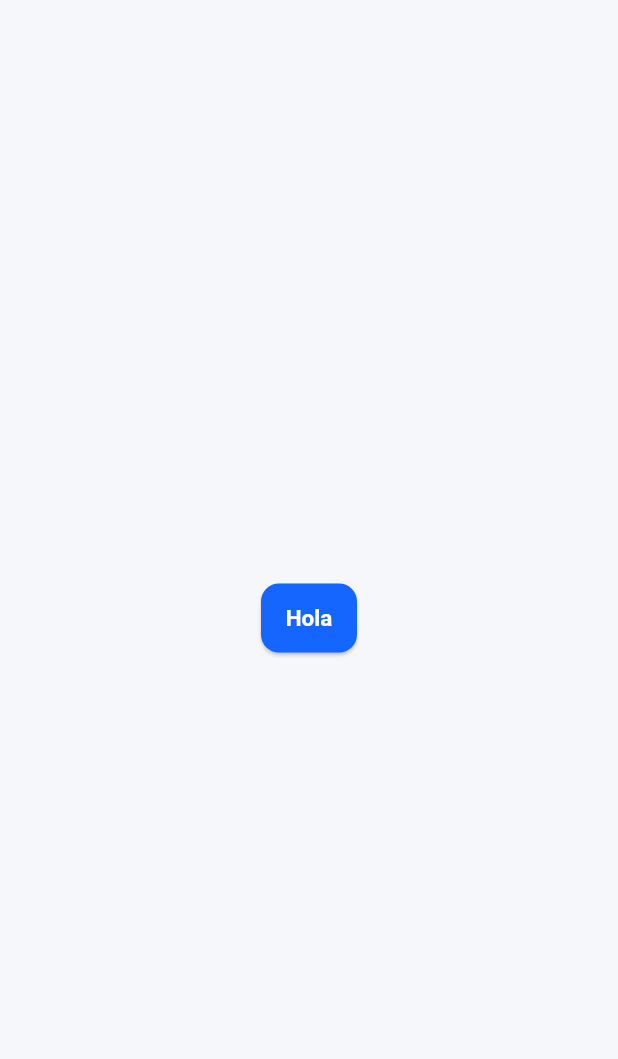
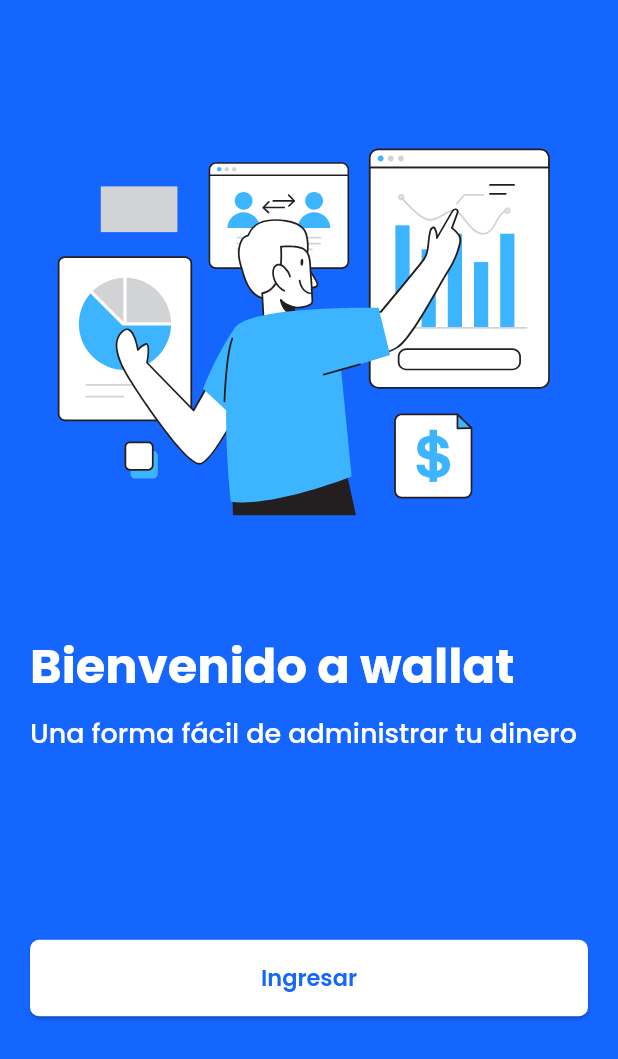
Before and after one commit to diegoRambao/expense_flutter_app, a Flutter app: the screen it shows after launch, on a phone screen of 412 x 824 dp. Shown: the top 1059 px of the screen. Run offline on Flutter 3.47's test engine with Material 3 defaults, Android fonts, the phone set to English and light mode, and no system bars; our stand-ins replace flutter_svg, google_fonts.

Commit message:
feat: Enhance Flutter app with new welcome page, updated styles, and additional dependencies. Added SVG asset for welcome screen, integrated Google Fonts, and refined app theme. Updated pubspec.lock and Podfiles for iOS and macOS support.

```diff
--- a/lib/core/theme/app_styles.dart
+++ b/lib/core/constants/app_styles.dart
@@ -4,49 +4,42 @@ import 'package:spend_flutter_app/core/constants/app_colors.dart';
 class AppTextStyles {
   // ---- Light ----
   static const TextStyle headlineLarge = TextStyle(
-    fontFamily: 'Poppins',
     fontWeight: FontWeight.bold,
     fontSize: 24,
     color: AppColors.textPrimary,
   );
 
   static const TextStyle headlineMedium = TextStyle(
-    fontFamily: 'Poppins',
     fontWeight: FontWeight.w600,
     fontSize: 18,
     color: AppColors.textPrimary,
   );
 
   static const TextStyle bodyLarge = TextStyle(
-    fontFamily: 'Poppins',
     fontWeight: FontWeight.w500,
     fontSize: 16,
     color: AppColors.textPrimary,
   );
 
   static const TextStyle bodyMedium = TextStyle(
-    fontFamily: 'Poppins',
     fontWeight: FontWeight.w400,
     fontSize: 14,
     color: AppColors.textSecondary,
   );
 
   static const TextStyle labelMedium = TextStyle(
-    fontFamily: 'Poppins',
     fontWeight: FontWeight.w500,
     fontSize: 13,
     color: AppColors.textSecondary,
   );
 
   static const TextStyle moneyPositive = TextStyle(
-    fontFamily: 'Poppins',
     fontWeight: FontWeight.w600,
     fontSize: 16,
     color: AppColors.secondary,
   );
 
   static const TextStyle moneyNegative = TextStyle(
-    fontFamily: 'Poppins',
     fontWeight: FontWeight.w600,
     fontSize: 16,
     color: AppColors.error,
@@ -54,15 +47,12 @@ class AppTextStyles {
 
   // ---- Dark ----
   static const TextStyle darkHeadlineLarge = TextStyle(
-    fontFamily: 'Poppins',
     fontWeight: FontWeight.bold,
     fontSize: 24,
     color: AppColors.darkTextPrimary,
   );
 
   static const TextStyle darkBodyMedium = TextStyle(
-    fontFamily: 'Poppins',
-    fontWeight: FontWeight.w400,
     fontSize: 14,
     color: AppColors.darkTextSecondary,
   );
--- a/lib/core/theme/app_theme.dart
+++ b/lib/core/theme/app_theme.dart
@@ -1,7 +1,8 @@
 import 'package:flutter/material.dart';
+import 'package:google_fonts/google_fonts.dart';
 import 'package:spend_flutter_app/core/constants/app_colors.dart'
     show AppColors;
-import 'package:spend_flutter_app/core/theme/app_styles.dart';
+import 'package:spend_flutter_app/core/constants/app_styles.dart';
 
 class AppTheme {
   // === Light Theme ===
@@ -60,7 +61,7 @@ class AppTheme {
           fontWeight: FontWeight.w600,
           fontSize: 15,
         ),
-        shape: RoundedRectangleBorder(borderRadius: BorderRadius.circular(12)),
+        shape: RoundedRectangleBorder(borderRadius: BorderRadius.circular(6)),
         padding: const EdgeInsets.symmetric(vertical: 14, horizontal: 16),
       ),
     ),
@@ -77,12 +78,14 @@ class AppTheme {
         padding: const EdgeInsets.symmetric(vertical: 14, horizontal: 16),
       ),
     ),
-    textTheme: const TextTheme(
-      headlineLarge: AppTextStyles.headlineLarge,
-      headlineMedium: AppTextStyles.headlineMedium,
-      bodyLarge: AppTextStyles.bodyLarge,
-      bodyMedium: AppTextStyles.bodyMedium,
-      labelMedium: AppTextStyles.labelMedium,
+    textTheme: GoogleFonts.poppinsTextTheme(
+      TextTheme(
+        headlineLarge: AppTextStyles.headlineLarge,
+        headlineMedium: AppTextStyles.headlineMedium,
+        bodyLarge: AppTextStyles.bodyLarge,
+        bodyMedium: AppTextStyles.bodyMedium,
+        labelMedium: AppTextStyles.labelMedium,
+      ),
     ),
     dividerTheme: const DividerThemeData(color: AppColors.border),
     bottomNavigationBarTheme: const BottomNavigationBarThemeData(
--- a/lib/main.dart
+++ b/lib/main.dart
@@ -1,5 +1,6 @@
 import 'package:flutter/material.dart';
 import 'package:spend_flutter_app/core/theme/app_theme.dart';
+import 'package:spend_flutter_app/presentation/pages/welcome_page.dart';
 
 void main() {
   runApp(const MainApp());
@@ -11,11 +12,7 @@ class MainApp extends StatelessWidget {
   @override
   Widget build(BuildContext context) {
     return MaterialApp(
-      home: Scaffold(
-        body: Center(
-          child: ElevatedButton(onPressed: () {}, child: const Text('Hola')),
-        ),
-      ),
+      home: WelcomePage(),
       themeMode: ThemeMode.system,
       theme: AppTheme.lightTheme,
       darkTheme: AppTheme.darkTheme,
--- /dev/null
+++ b/lib/presentation/pages/welcome_page.dart
@@ -0,0 +1,63 @@
+import 'package:flutter/material.dart';
+import 'package:flutter_svg/svg.dart';
+import 'package:spend_flutter_app/core/constants/app_colors.dart';
+
+class WelcomePage extends StatelessWidget {
+  const WelcomePage({super.key});
+
+  @override
+  Widget build(BuildContext context) {
+    final theme = Theme.of(context);
+    const String assetName = 'assets/welcome.svg';
+
+    return Scaffold(
+      backgroundColor: theme.colorScheme.primary,
+      body: SafeArea(
+        child: Padding(
+          padding: const EdgeInsets.all(20.0),
+          child: Column(
+            mainAxisAlignment: MainAxisAlignment.start,
+            crossAxisAlignment: CrossAxisAlignment.start,
+            children: [
+              Center(child: SvgPicture.asset(assetName)),
+              Text(
+                'Bienvenido a wallat',
+                style: theme.textTheme.headlineMedium?.copyWith(
+                  color: AppColors.surface,
+                  fontSize: 32,
+                  fontWeight: FontWeight.bold,
+                ),
+              ),
+              Padding(
+                padding: const EdgeInsets.only(top: 13),
+                child: Text(
+                  'Una forma fácil de administrar tu dinero',
+                  style: theme.textTheme.headlineMedium?.copyWith(
+                    color: AppColors.surface,
+                    fontSize: 18,
+                    fontWeight: FontWeight.w500,
+                  ),
+                ),
+              ),
+              Spacer(),
+              SizedBox(
+                width: double.infinity,
+                child: ElevatedButton(
+                  onPressed: () {
+                    // TODO: navigate to login
+                  },
+                  style: ElevatedButton.styleFrom(
+                    backgroundColor: AppColors.surface,
+                    foregroundColor: AppColors.primary,
+                  ),
+                  child: Text('Ingresar'),
+                ),
+              ),
+              Spacer(),
+            ],
+          ),
+        ),
+      ),
+    );
+  }
+}
--- a/pubspec.yaml
+++ b/pubspec.yaml
@@ -1,6 +1,6 @@
 name: spend_flutter_app
 description: "A new Flutter project."
-publish_to: 'none'
+publish_to: "none"
 version: 0.1.0
 
 environment:
@@ -9,6 +9,8 @@ environment:
 dependencies:
   flutter:
     sdk: flutter
+  flutter_svg: ^2.2.1
+  google_fonts: ^6.3.2
 
 dev_dependencies:
   flutter_test:
@@ -17,3 +19,5 @@ dev_dependencies:
 
 flutter:
   uses-material-design: true
+  assets:
+    - assets/
```
Also changed, not shown: assets/welcome.svg (added), pubspec.lock, 7 other files.
